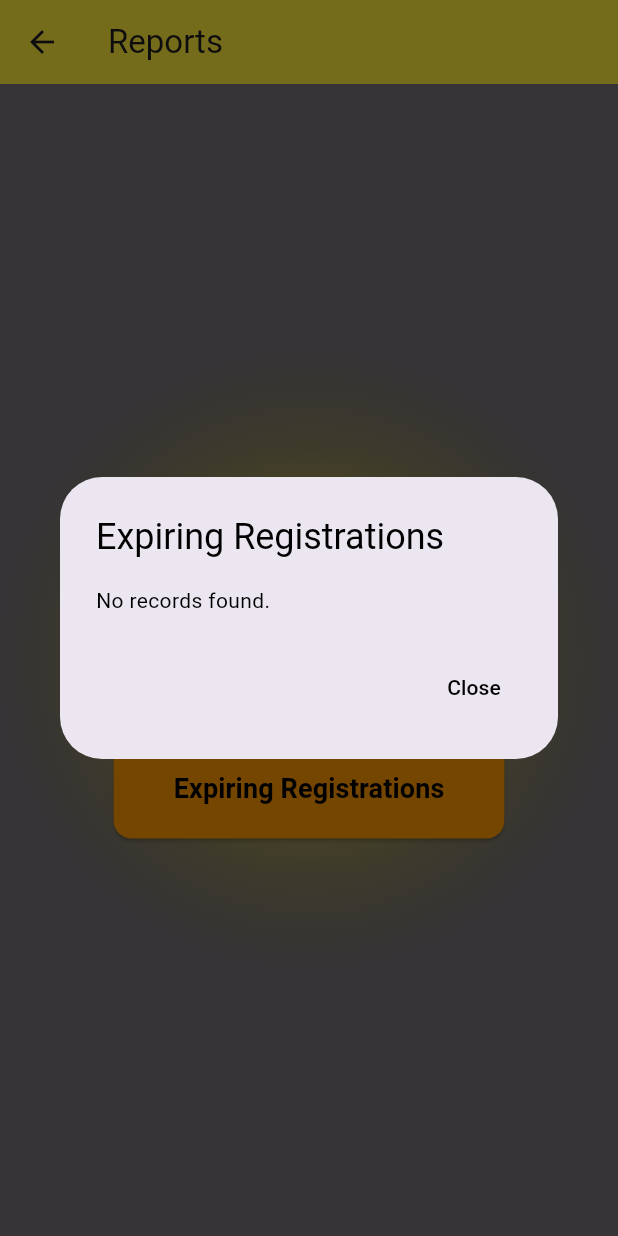
After one commit to Farhadakbary/Fitness-Gym-, a Flutter app: the ReportPage screen opened directly, after a tap on "Expiring Registrations", on a phone screen of 412 x 824 dp. The commit adds this screen. Run offline on Flutter 3.47's test engine with Material 3 defaults, Android fonts, the light colour scheme and no system bars; our stand-ins replace fl_chart, image_picker, shared_preferences, sqflite; accounts and stored records are empty.

Commit message:
Adding the Reports page

```diff
--- a/lib/dashboard.dart
+++ b/lib/dashboard.dart
@@ -2,6 +2,7 @@ import 'package:clup_management/Settings.dart';
 import 'package:clup_management/about.dart';
 import 'package:clup_management/all_member.dart';
 import 'package:clup_management/favorite.dart';
+import 'package:clup_management/reports.dart';
 import 'package:clup_management/workout.dart';
 import 'package:flutter/material.dart';
 import 'package:fl_chart/fl_chart.dart';
@@ -179,7 +180,9 @@ class _DashboardState extends State<Dashboard>
               trailing:
                   const Icon(Icons.navigate_next_rounded, color: Colors.black),
               splashColor: Colors.white24,
-              onTap: () {},
+              onTap: () {
+                Navigator.push(context, MaterialPageRoute(builder: (context)=>const ReportPage()));
+              },
             ),
             ListTile(
               leading: const Icon(Icons.settings, color: Colors.black),
--- a/lib/database_helper.dart
+++ b/lib/database_helper.dart
@@ -1,10 +1,15 @@
+// database_helper.dart
+
 import 'dart:async';
+import 'dart:io'; // Needed for FileImage in ReportDialog
 import 'package:sqflite/sqflite.dart';
 import 'package:clup_management/person.dart';
 import 'package:path/path.dart';
 import 'package:flutter/foundation.dart';
+import 'package:intl/intl.dart';
 
 class DatabaseHelper {
+  // Singleton Pattern Implementation
   static final DatabaseHelper _instance = DatabaseHelper._internal();
 
   factory DatabaseHelper() => _instance;
@@ -17,7 +22,7 @@ class DatabaseHelper {
   static const String _dbName = 'club_management.db';
   static const String _tableName = 'persons';
 
-  // Getter for the database
+  /// Getter for the database instance
   Future<Database> get database async {
     if (_database != null) return _database!;
 
@@ -31,6 +36,7 @@ class DatabaseHelper {
     }
   }
 
+  /// Initializes the database
   Future<Database> _initDatabase() async {
     try {
       String databasesPath = await getDatabasesPath();
@@ -49,6 +55,7 @@ class DatabaseHelper {
     }
   }
 
+  /// Creates the database tables
   FutureOr<void> _onCreate(Database db, int version) async {
     try {
       await db.execute('''
@@ -71,6 +78,7 @@ class DatabaseHelper {
     }
   }
 
+  /// Handles database upgrades
   FutureOr<void> _onUpgrade(Database db, int oldVersion, int newVersion) async {
     if (oldVersion < 2) {
       try {
@@ -113,6 +121,7 @@ class DatabaseHelper {
     }
   }
 
+  /// Inserts a new person into the database
   Future<int> insertPerson(Person person) async {
     try {
       final db = await database;
@@ -123,10 +132,11 @@ class DatabaseHelper {
       );
     } catch (e) {
       debugPrint('Error inserting person: $e');
-      return -1;
+      return -1; // Indicates failure
     }
   }
 
+  /// Retrieves all persons from the database
   Future<List<Person>> getAllPersons() async {
     try {
       final db = await database;
@@ -141,6 +151,7 @@ class DatabaseHelper {
     }
   }
 
+  /// Retrieves favorite persons from the database
   Future<List<Person>> getFavoritePersons() async {
     try {
       final db = await database;
@@ -159,6 +170,7 @@ class DatabaseHelper {
     }
   }
 
+  /// Deletes a person from the database by ID
   Future<int> deletePerson(int id) async {
     try {
       final db = await database;
@@ -173,6 +185,7 @@ class DatabaseHelper {
     }
   }
 
+  /// Updates a person's details in the database
   Future<int> updatePerson(Person person) async {
     try {
       final db = await database;
@@ -188,13 +201,86 @@ class DatabaseHelper {
     }
   }
 
+  /// Toggles the favorite status of a person
   Future<int> toggleFavorite(Person person) async {
     person.isFavorite = !person.isFavorite;
     return await updatePerson(person);
   }
 
+  /// Closes the database connection
   Future<void> close() async {
     final db = await database;
     db.close();
   }
+
+  /// Retrieves persons whose registration has expired
+  Future<List<Person>> getExpiredPersons() async {
+    try {
+      final db = await database;
+      final List<Map<String, dynamic>> maps = await db.query(_tableName);
+
+      DateTime today = DateTime.now();
+      List<Person> expiredPersons = [];
+
+      for (var map in maps) {
+        Person person = Person.fromMap(map);
+        DateTime startDate = DateFormat('yyyy-MM-dd').parse(person.startDate);
+        int durationMonths = durationToMonths(person.duration);
+        DateTime endDate = DateTime(startDate.year, startDate.month + durationMonths, startDate.day);
+
+        if (endDate.isBefore(today)) {
+          expiredPersons.add(person);
+        }
+      }
+
+      return expiredPersons;
+    } catch (e) {
+      debugPrint('Error retrieving expired persons: $e');
+      return [];
+    }
+  }
+
+  /// Retrieves persons whose registration is about to expire within [days] days
+  Future<List<Person>> getExpiringPersons(int days) async {
+    try {
+      final db = await database;
+      final List<Map<String, dynamic>> maps = await db.query(_tableName);
+
+      DateTime today = DateTime.now();
+      DateTime targetDate = today.add(Duration(days: days));
+      List<Person> expiringPersons = [];
+
+      for (var map in maps) {
+        Person person = Person.fromMap(map);
+        DateTime startDate = DateFormat('yyyy-MM-dd').parse(person.startDate);
+        int durationMonths = durationToMonths(person.duration);
+        DateTime endDate = DateTime(startDate.year, startDate.month + durationMonths, startDate.day);
+
+        if (endDate.isAfter(today) && endDate.isBefore(targetDate)) {
+          expiringPersons.add(person);
+        }
+      }
+
+      return expiringPersons;
+    } catch (e) {
+      debugPrint('Error retrieving expiring persons: $e');
+      return [];
+    }
+  }
+
+  /// Helper method to convert duration string to number of months
+  int durationToMonths(String duration) {
+    switch (duration.toLowerCase()) {
+      case 'one month':
+        return 1;
+      case 'three months':
+        return 3;
+      case 'six months':
+        return 6;
+      case 'one year':
+        return 12;
+      default:
+        return 1; // Default to 1 month if unknown
+    }
+  }
 }
--- /dev/null
+++ b/lib/reports.dart
@@ -0,0 +1,217 @@
+import 'dart:io';
+import 'package:flutter/material.dart';
+import 'package:clup_management/database_helper.dart';
+import 'package:clup_management/person.dart';
+import 'package:intl/intl.dart';
+
+class ReportPage extends StatefulWidget {
+  const ReportPage({super.key});
+
+  @override
+  State<ReportPage> createState() => _ReportPageState();
+}
+
+class _ReportPageState extends State<ReportPage> {
+  final DatabaseHelper _dbHelper = DatabaseHelper();
+
+  @override
+  Widget build(BuildContext context) {
+    return Scaffold(
+      appBar: AppBar(
+        title: const Text('Reports'),
+        backgroundColor: Colors.yellow,
+      ),
+      body: Container(
+        width: double.infinity,
+        padding: const EdgeInsets.all(20.0),
+        decoration: const BoxDecoration(
+          gradient:RadialGradient(
+            colors: [Colors.yellow, Colors.black54],
+
+          ),
+        ),
+        child: Column(
+          mainAxisAlignment: MainAxisAlignment.center,
+          children: [
+            ReportButton(
+              title: 'Registered Members',
+              color: Colors.yellow,
+              onPressed: _showRegisteredMembers,
+            ),
+            const SizedBox(height: 20),
+            ReportButton(
+              title: 'Expired Registrations',
+              color: Colors.red,
+              onPressed: _showExpiredRegistrations,
+            ),
+            const SizedBox(height: 20),
+            ReportButton(
+              title: 'Expiring Registrations',
+              color: Colors.orange,
+              onPressed: _showExpiringRegistrations,
+            ),
+          ],
+        ),
+      ),
+    );
+  }
+
+  /// Displays all registered members
+  Future<void> _showRegisteredMembers() async {
+    List<Person> persons = await _dbHelper.getAllPersons();
+
+    showDialog(
+      context: context,
+      builder: (context) => ReportDialog(
+        title: 'Registered Members',
+        persons: persons,
+        showDaysRemaining: false,
+      ),
+    );
+  }
+
+  /// Displays members whose registrations have expired
+  Future<void> _showExpiredRegistrations() async {
+    List<Person> persons = await _dbHelper.getExpiredPersons();
+
+    showDialog(
+      context: context,
+      builder: (context) => ReportDialog(
+        title: 'Expired Registrations',
+        persons: persons,
+        showDaysRemaining: false,
+      ),
+    );
+  }
+
+  /// Displays members whose registrations are about to expire within 10 days
+  Future<void> _showExpiringRegistrations() async {
+    List<Person> persons = await _dbHelper.getExpiringPersons(10);
+
+    showDialog(
+      context: context,
+      builder: (context) => ReportDialog(
+        title: 'Expiring Registrations',
+        persons: persons,
+        showDaysRemaining: true,
+      ),
+    );
+  }
+}
+
+/// A reusable button widget for reports
+class ReportButton extends StatelessWidget {
+  final String title;
+  final Color color;
+  final VoidCallback onPressed;
+
+  const ReportButton({
+    super.key,
+    required this.title,
+    required this.color,
+    required this.onPressed,
+  });
+
+  @override
+  Widget build(BuildContext context) {
+    return ElevatedButton(
+      style: ElevatedButton.styleFrom(
+        foregroundColor: Colors.black, backgroundColor: color, // Text color
+        padding: const EdgeInsets.symmetric(vertical: 20.0, horizontal: 40.0),
+        shape: RoundedRectangleBorder(
+          borderRadius: BorderRadius.circular(12.0),
+        ),
+      ),
+      onPressed: onPressed,
+      child: Text(
+        title,
+        style: const TextStyle(
+          fontSize: 18,
+          fontWeight: FontWeight.bold,
+        ),
+      ),
+    );
+  }
+}
+
+/// A dialog widget to display report information
+class ReportDialog extends StatelessWidget {
+  final String title;
+  final List<Person> persons;
+  final bool showDaysRemaining;
+
+  const ReportDialog({
+    super.key,
+    required this.title,
+    required this.persons,
+    this.showDaysRemaining = false,
+  });
+
+  @override
+  Widget build(BuildContext context) {
+    return AlertDialog(
+      title: Text(title, style: const TextStyle(color: Colors.black)),
+      content: SizedBox(
+        width: double.maxFinite,
+        child: persons.isEmpty
+            ? const Text('No records found.', style: TextStyle(color: Colors.black))
+            : ListView.builder(
+          shrinkWrap: true,
+          itemCount: persons.length,
+          itemBuilder: (context, index) {
+            Person person = persons[index];
+            int daysRemaining = 0;
+
+            if (showDaysRemaining) {
+              DateTime today = DateTime.now();
+              DateTime startDate = DateFormat('yyyy-MM-dd').parse(person.startDate);
+              int durationMonths = DatabaseHelper().durationToMonths(person.duration);
+              DateTime endDate = DateTime(startDate.year, startDate.month + durationMonths, startDate.day);
+              daysRemaining = endDate.difference(today).inDays;
+            }
+
+            return Card(
+              shape: RoundedRectangleBorder(
+                borderRadius: BorderRadius.circular(10.0),
+              ),
+              elevation: 4,
+              child: ListTile(
+                leading: person.imagePath != null && person.imagePath!.isNotEmpty
+                    ? CircleAvatar(
+                  backgroundImage: FileImage(File(person.imagePath!)),
+                  radius: 25,
+                )
+                    : const CircleAvatar(
+                  radius: 25,
+                  backgroundColor: Colors.yellow,
+                  child: Icon(Icons.person, color: Colors.black),
+                ),
+                title: Text(
+                  '${person.firstName} ${person.lastName}',
+                  style: const TextStyle(
+                    fontWeight: FontWeight.bold,
+                    color: Colors.black,
+                  ),
+                ),
+                subtitle: showDaysRemaining
+                    ? Text(
+                  '$daysRemaining days remaining',
+                  style: const TextStyle(color: Colors.black),
+                )
+                    : null,
+              ),
+            );
+          },
+        ),
+      ),
+      actions: [
+        TextButton(
+          onPressed: () {
+            Navigator.of(context).pop();
+          },
+          child: const Text('Close', style: TextStyle(color: Colors.black)),
+        ),
+      ],
+    );
+  }
+}
```
Also changed, not shown: lib/person.dart (+59 -39 lines).
